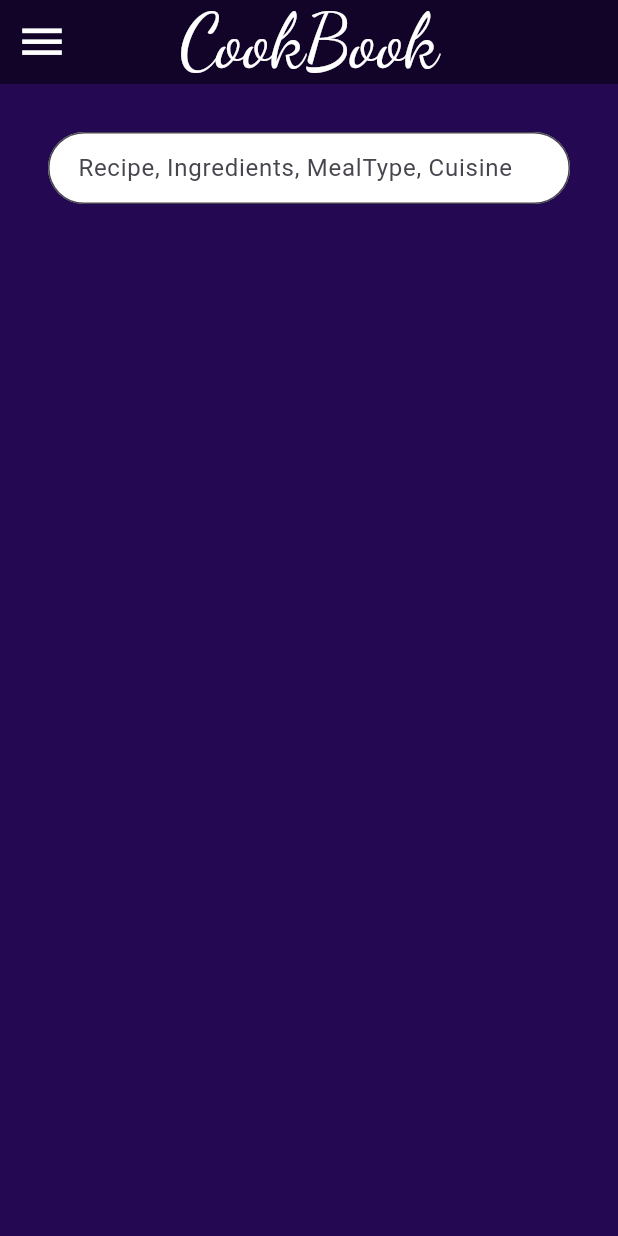
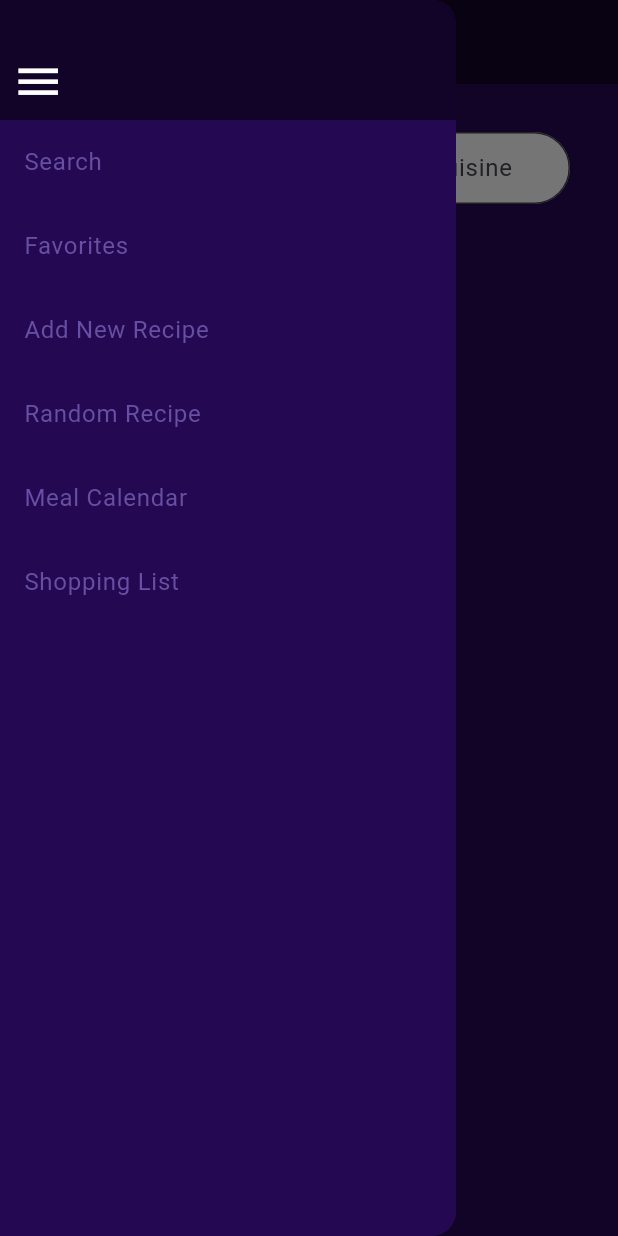
Before and after one commit to kevinwellington/cookbook, a Flutter app: the screen it shows after launch, with the side drawer open (before the commit the screen has no drawer), on a phone screen of 412 x 824 dp. Run offline on Flutter 3.47's test engine with Material 3 defaults, Android fonts, the phone set to English and light mode, and no system bars; our stand-ins replace google_fonts.

Commit message:
Add Navigation Menu

```diff
--- a/lib/main.dart
+++ b/lib/main.dart
@@ -47,17 +47,80 @@ class TitleWidget extends StatelessWidget {
         centerTitle: true,
         title: Text('CookBook', style: GoogleFonts.dancingScript(color: Colors.white, fontSize: 50)),
         backgroundColor: const Color(0xFF120429),
-        leading:
-          IconButton(
-            icon: Icon(Icons.menu, color: Colors.white, size: 35,),
-            onPressed: () {/*
-              // Navigate to a settings page
-              Navigator.of(context).push(
-                MaterialPageRoute(builder: (_) => SettingsPage()),
-              );
-            */},
-          ),
+        leading: Builder(
+          builder: (context) {
+            return IconButton(
+              icon: Icon(Icons.menu, color: Colors.white, size: 35,),
+              onPressed: () {
+                Scaffold.of(context).openDrawer();
+              },
+            );
+          },)
 
+      ),
+      drawer: Drawer(
+        backgroundColor: Color(0xFF240952),
+        child: ListView(
+          padding: EdgeInsets.zero,
+          children: [
+            SizedBox(
+              height: 80,
+              child: Container(
+                padding: EdgeInsets.zero,
+                decoration: const BoxDecoration(color: Color(0xFF120429)),
+                child: IconButton(
+                  onPressed: () {
+                    Navigator.pop(context);
+                  },
+                  icon: Icon(Icons.menu, color: Colors.white, size: 35,),
+                  alignment: Alignment.bottomLeft,
+                )
+              )
+            ),
+            ListTile(
+              title: const Text('Search'),
+              selected: true,
+              onTap: () {
+                Navigator.pop(context);
+              }
+            ),
+            ListTile(
+              title: const Text('Favorites'),
+              selected: true,
+              onTap: () {
+                Navigator.pop(context);
+              }
+            ),
+            ListTile(
+              title: const Text('Add New Recipe'),
+              selected: true,
+              onTap: () {
+                Navigator.pop(context);
+              }
+            ),
+            ListTile(
+              title: const Text('Random Recipe'),
+              selected: true,
+              onTap: () {
+                Navigator.pop(context);
+              }
+            ),
+            ListTile(
+              title: const Text('Meal Calendar'),
+              selected: true,
+              onTap: () {
+                Navigator.pop(context);
+              }
+            ),
+            ListTile(
+              title: const Text('Shopping List'),
+              selected: true,
+              onTap: () {
+                Navigator.pop(context);
+              }
+            ),
+          ]
+        ),
       ),
       body: const MyHomePage(), // This handles screen transitions
     );
```
Also changed, not shown: 1 other file.
